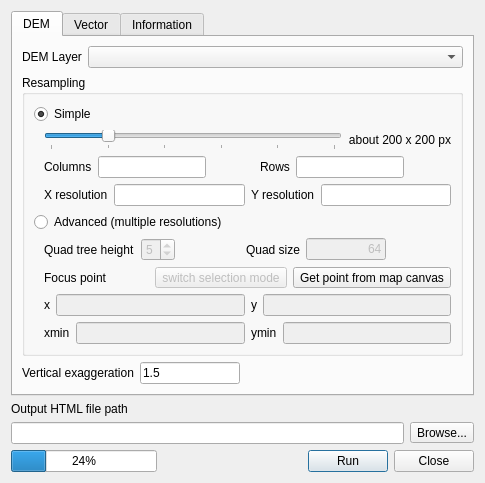
minorua/Qgis2threejs, file qgis2threejsdialog.ui: the form before one commit.
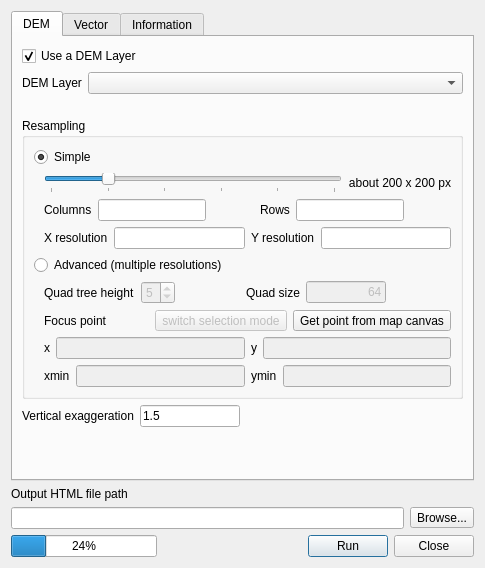
The form after the commit.

Diff of the .ui file:
```diff
--- a/qgis2threejsdialog.ui
+++ b/qgis2threejsdialog.ui
@@ -7,7 +7,7 @@
     <x>0</x>
     <y>0</y>
     <width>485</width>
-    <height>471</height>
+    <height>568</height>
    </rect>
   </property>
   <property name="sizePolicy">
@@ -36,14 +36,17 @@
           <layout class="QVBoxLayout" name="verticalLayout_3">
            <item>
             <layout class="QFormLayout" name="formLayout">
-             <item row="0" column="0">
+             <property name="fieldGrowthPolicy">
+              <enum>QFormLayout::AllNonFixedFieldsGrow</enum>
+             </property>
+             <item row="1" column="0">
               <widget class="QLabel" name="label_2">
                <property name="text">
                 <string>DEM Layer</string>
                </property>
               </widget>
              </item>
-             <item row="0" column="1">
+             <item row="1" column="1">
               <widget class="QComboBox" name="comboBox_DEMLayer">
                <property name="sizePolicy">
                 <sizepolicy hsizetype="Expanding" vsizetype="Fixed">
@@ -53,6 +56,19 @@
                </property>
               </widget>
              </item>
+             <item row="0" column="0" colspan="2">
+              <widget class="QCheckBox" name="checkBox_useDEM">
+               <property name="text">
+                <string>Use a DEM Layer</string>
+               </property>
+               <property name="checked">
+                <bool>true</bool>
+               </property>
+               <property name="tristate">
+                <bool>false</bool>
+               </property>
+              </widget>
+             </item>
             </layout>
            </item>
           </layout>
```
Left out of the diff: 2 changed lines with no effect on the pictures.
